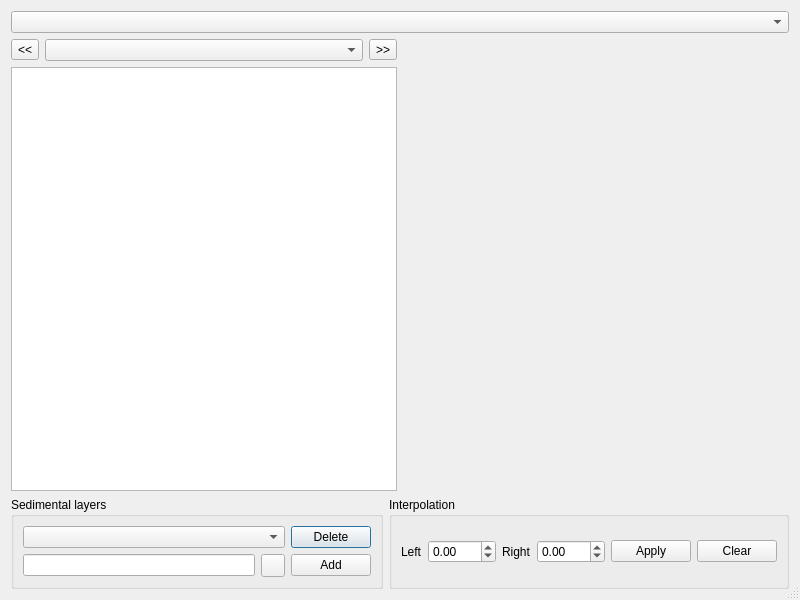
nixsosx2032/PreCourlis, file PreCourlis/ui/profile_dialog_base.ui: the form before one commit.
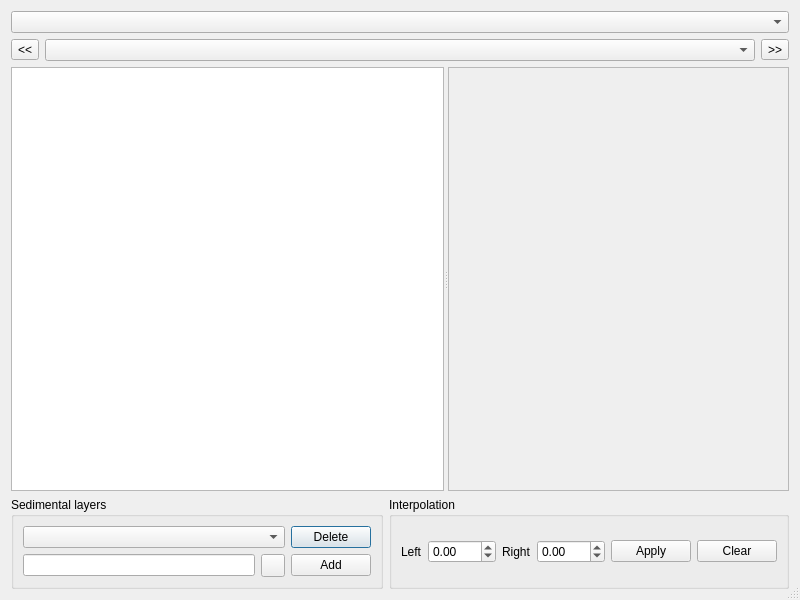
The form after the commit. Custom widgets are drawn as their Qt base class.

Commit message: Add splitter between table and graph

```diff
--- a/PreCourlis/ui/profile_dialog_base.ui
+++ b/PreCourlis/ui/profile_dialog_base.ui
@@ -21,10 +21,6 @@
     <widget class="QgsMapLayerComboBox" name="layerComboBox"/>
    </item>
    <item>
-    <layout class="QHBoxLayout" name="tableGraphLayout">
-     <item>
-      <layout class="QVBoxLayout" name="tableLayout">
-       <item>
         <layout class="QHBoxLayout" name="sectionSelectionLayout" stretch="0,1,0">
          <item>
           <widget class="QToolButton" name="previousSectionButton">
@@ -53,23 +49,59 @@
         </layout>
        </item>
        <item>
+    <widget class="QSplitter" name="splitter">
+     <property name="sizePolicy">
+      <sizepolicy hsizetype="Expanding" vsizetype="Expanding">
+       <horstretch>0</horstretch>
+       <verstretch>0</verstretch>
+      </sizepolicy>
+     </property>
+     <property name="orientation">
+      <enum>Qt::Horizontal</enum>
+     </property>
+     <property name="childrenCollapsible">
+      <bool>true</bool>
+     </property>
         <widget class="QTableView" name="pointsTableView">
          <property name="sizePolicy">
-          <sizepolicy hsizetype="Preferred" vsizetype="Expanding">
+       <sizepolicy hsizetype="Expanding" vsizetype="Expanding">
            <horstretch>0</horstretch>
            <verstretch>0</verstretch>
           </sizepolicy>
          </property>
          <property name="minimumSize">
           <size>
-           <width>300</width>
-           <height>0</height>
+        <width>200</width>
+        <height>200</height>
           </size>
          </property>
         </widget>
-       </item>
-      </layout>
-     </item>
+     <widget class="QFrame" name="graphContainerFrame">
+      <property name="sizePolicy">
+       <sizepolicy hsizetype="Expanding" vsizetype="Expanding">
+        <horstretch>0</horstretch>
+        <verstretch>0</verstretch>
+       </sizepolicy>
+      </property>
+      <property name="frameShape">
+       <enum>QFrame::StyledPanel</enum>
+      </property>
+      <property name="frameShadow">
+       <enum>QFrame::Sunken</enum>
+      </property>
+      <layout class="QVBoxLayout" name="verticalLayout_3">
+       <property name="leftMargin">
+        <number>0</number>
+       </property>
+       <property name="topMargin">
+        <number>0</number>
+       </property>
+       <property name="rightMargin">
+        <number>0</number>
+       </property>
+       <property name="bottomMargin">
+        <number>0</number>
+       </property>
      <item>
       <widget class="GraphWidget" name="graphWidget" native="true">
        <property name="sizePolicy">
@@ -78,9 +110,17 @@
          <verstretch>0</verstretch>
         </sizepolicy>
        </property>
+         <property name="minimumSize">
+          <size>
+           <width>200</width>
+           <height>200</height>
+          </size>
+         </property>
       </widget>
      </item>
     </layout>
+     </widget>
+    </widget>
    </item>
    <item>
     <layout class="QHBoxLayout" name="bottomLayout">
```
Lines whose indentation alone changed are shown as unchanged.
